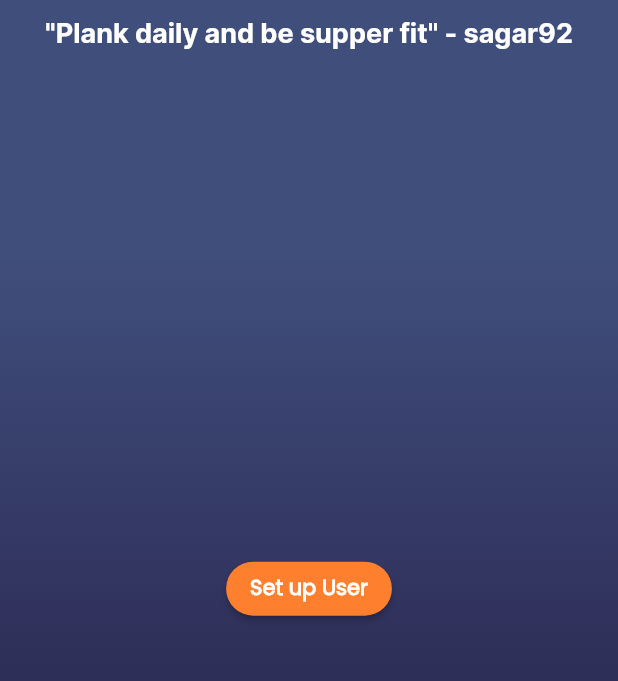
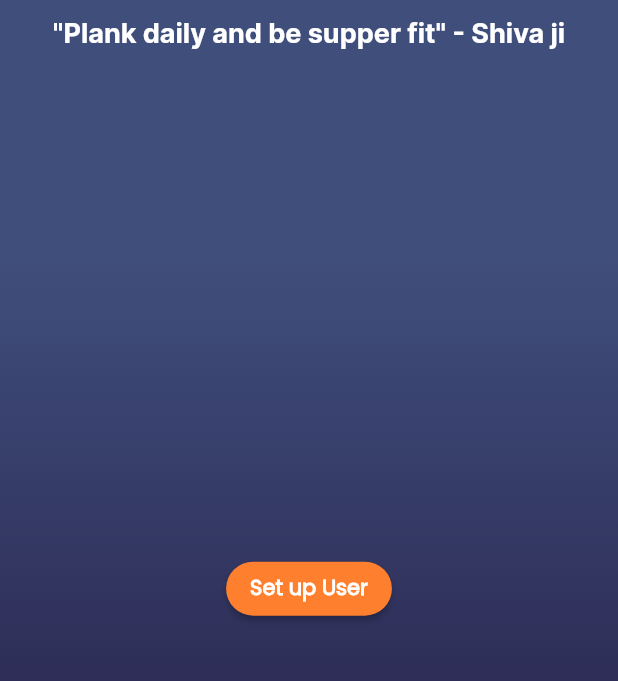
Before and after one commit to sagarkarki92/plank_me, a Flutter app: the screen it shows after launch, on a phone screen of 412 x 824 dp, the part 362-1043 px from its top. Run offline on Flutter 3.47's test engine with Material 2 defaults, Android fonts, the phone set to English and light mode, and no system bars; our stand-ins replace bloc, fl_chart, flutter_bloc, flutter_local_notifications, flutter_native_timezone, font_awesome_flutter and 6 more; accounts and stored records are empty.

Commit message:
create setup user ui screen with animation

```diff
--- a/lib/presentation/on_boarding/cubits/setupuser_cubit/setupuser_state.dart
+++ b/lib/presentation/on_boarding/cubits/setupuser_cubit/setupuser_state.dart
@@ -7,5 +7,6 @@ abstract class SetupuserState with _$SetupuserState {
   const factory SetupuserState.success() = Success;
   const factory SetupuserState.failed() = Failed;
   const factory SetupuserState.genderChanged(UserType userType) = GenderChanged;
+  const factory SetupuserState.focused() = Focused;
 
 }
--- a/lib/presentation/on_boarding/ui/on_boarding_screen.dart
+++ b/lib/presentation/on_boarding/ui/on_boarding_screen.dart
@@ -44,7 +44,10 @@ class __OnBoardingScreenBodyState extends State<_OnBoardingScreenBody> {
     return Column(
       mainAxisAlignment: MainAxisAlignment.spaceAround,
       children: [
-        const _TitleAndLabel(),
+        const Hero(
+          tag: 'plankMe',
+          child: TitleAndLabel(),
+        ),
         ElevatedButton(
           onPressed: () {
             setState(() {
@@ -57,26 +60,3 @@ class __OnBoardingScreenBodyState extends State<_OnBoardingScreenBody> {
     );
   }
 }
-
-class _TitleAndLabel extends StatelessWidget {
-  const _TitleAndLabel({Key? key}) : super(key: key);
-
-  @override
-  Widget build(BuildContext context) {
-    return Column(
-      children: [
-        Text(
-          'Plank Me',
-          style: context.text.headline3!.withColor(AppColors.light),
-        ),
-        const SizedBox(height: 12.0),
-        Text(
-          '"Plank daily and be supper fit" - sagar92',
-          style: context.text.headline6!.withColor(
-            AppColors.light,
-          ),
-        ),
-      ],
-    );
-  }
-}
--- /dev/null
+++ b/lib/presentation/on_boarding/ui/widgets/title_and_label.dart
@@ -0,0 +1,26 @@
+import 'package:flutter/material.dart';
+
+import '../../../ui_utils/ui_styles.dart';
+
+class TitleAndLabel extends StatelessWidget {
+  const TitleAndLabel({Key? key}) : super(key: key);
+
+  @override
+  Widget build(BuildContext context) {
+    return Column(
+      children: [
+        Text(
+          'Plank Me',
+          style: context.text.headline3!.withColor(AppColors.light),
+        ),
+        const SizedBox(height: 12.0),
+        Text(
+          '"Plank daily and be supper fit" - Shiva ji',
+          style: context.text.headline6!.withColor(
+            AppColors.light,
+          ),
+        ),
+      ],
+    );
+  }
+}
--- a/lib/presentation/on_boarding/ui/widgets/widgets.dart
+++ b/lib/presentation/on_boarding/ui/widgets/widgets.dart
@@ -1,5 +1,6 @@
 export 'gender_selection.dart';
 export 'settingup_user.dart';
 export 'submit.dart';
+export 'title_and_label.dart';
 export 'user_info.dart';
 export 'user_name_field.dart';
```
Also changed, not shown: lib/presentation/on_boarding/ui/widgets/gender_selection.dart (+32 -11 lines), lib/presentation/on_boarding/ui/widgets/settingup_user.dart (+20 -2 lines), lib/presentation/on_boarding/ui/widgets/submit.dart (+7 -6 lines), lib/presentation/on_boarding/ui/widgets/user_info.dart (+3 -4 lines), lib/presentation/on_boarding/ui/widgets/user_name_field.dart (+11 -0 lines), lib/presentation/on_boarding/cubits/setupuser_cubit/setupuser_cubit.freezed.dart.
